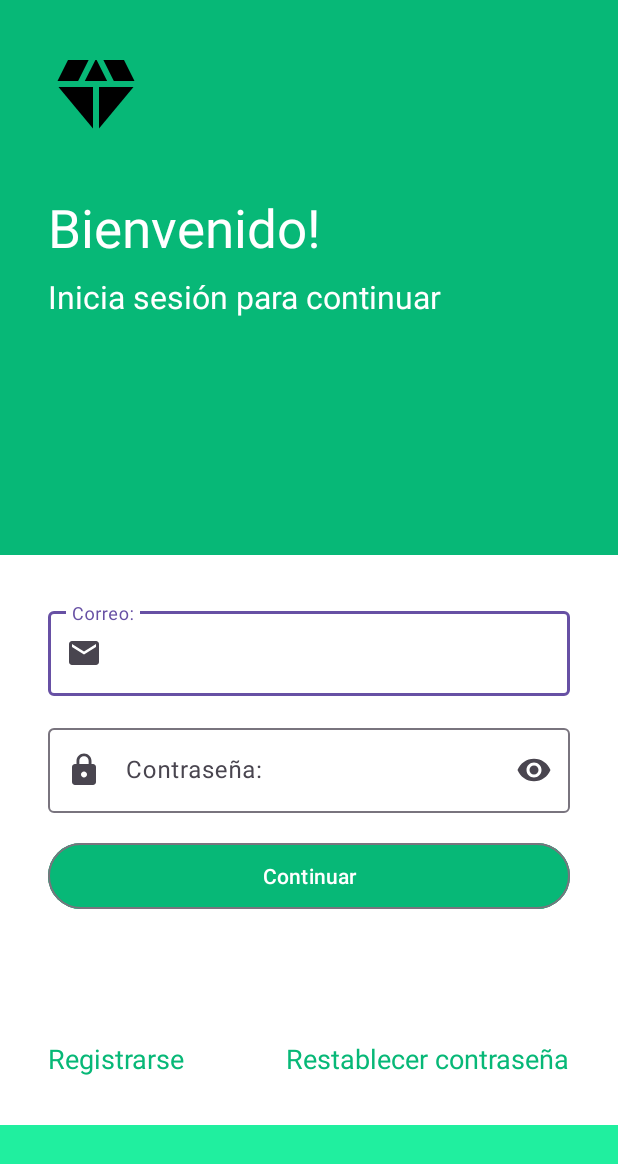
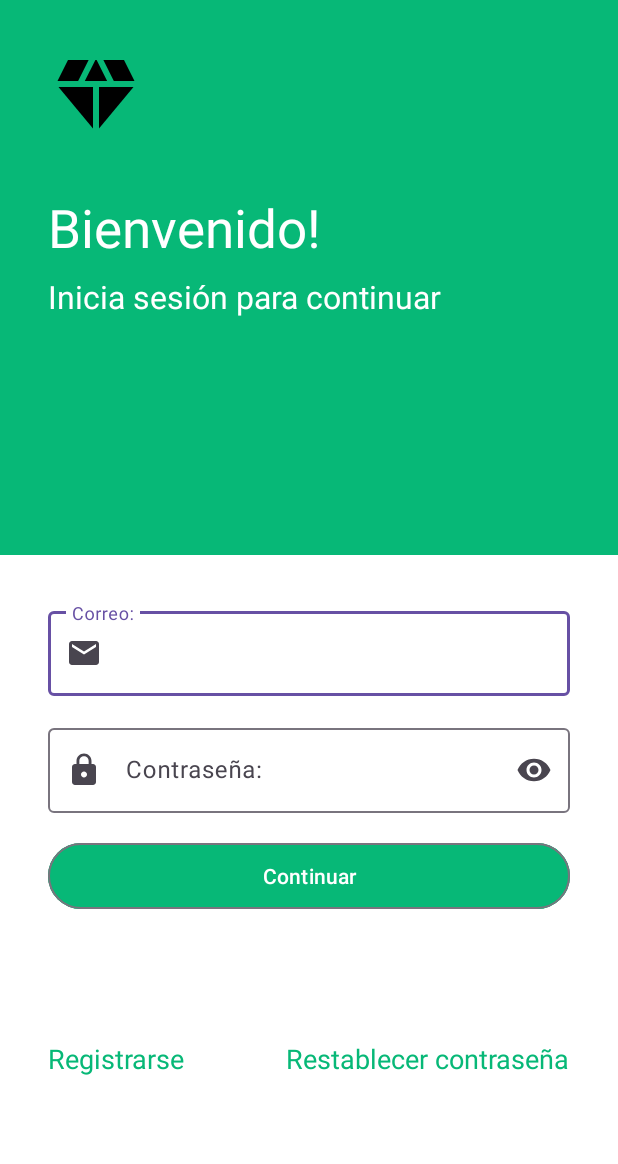
Before and after one commit to Carlos-MJ/KurkoTasks, an Android app: the screen it shows after launch (MainActivity), on a phone screen of 412 x 824 dp. Shown: the top 1164 px of the screen. Run offline under Robolectric (Android 15) with nearby library versions, the phone set to English and light mode, and no system bars.

Commit message:
Cambio de color de diseño de laoder

```diff
--- a/app/src/main/res/layout/activity_main.xml
+++ b/app/src/main/res/layout/activity_main.xml
@@ -6,7 +6,7 @@
     android:id="@+id/main"
     android:layout_width="match_parent"
     android:layout_height="match_parent"
-    android:background="#20EF9F"
+    android:background="#FFFF"
     tools:context=".view.MainActivity">
 
     <androidx.fragment.app.FragmentContainerView
```
